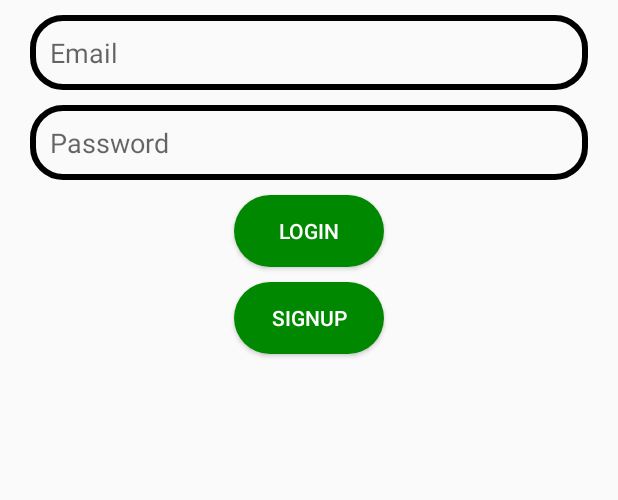
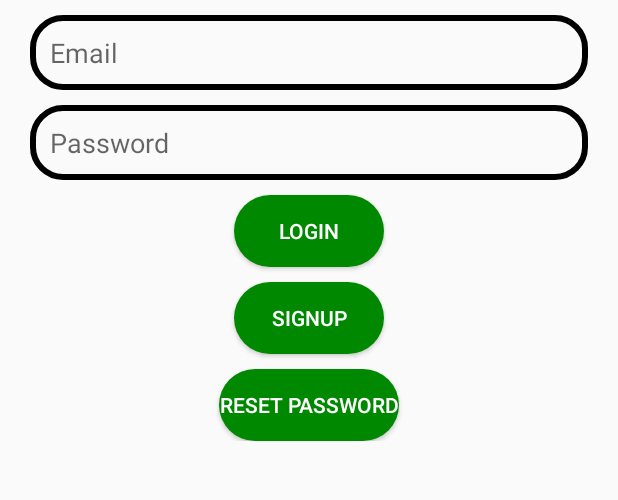
Before and after one commit to ImJaineel/ChatApp, an Android app: the screen it shows after launch (LogIn), on a phone screen of 412 x 824 dp, the part 330-830 px from its top. Run offline under Robolectric (Android 15) with nearby library versions, the phone set to English and light mode, and no system bars; our stand-ins replace Firebase (no records; nobody signed in at launch, a user with empty details on screens opened directly).

Commit message:
Scroll in login n signup solved and reset password added

```diff
--- a/app/src/main/AndroidManifest.xml
+++ b/app/src/main/AndroidManifest.xml
@@ -12,9 +12,11 @@
         <activity
             android:name=".ChatActivity"
             android:exported="false" />
-        <activity android:name=".SignUp" />
+        <activity android:name=".SignUp"
+            android:windowSoftInputMode="adjustResize"/>
         <activity
             android:name=".LogIn"
+            android:windowSoftInputMode="adjustResize"
             android:exported="true">
             <intent-filter>
                 <action android:name="android.intent.action.MAIN" />
--- a/app/src/main/java/com/example/chatapp/LogIn.kt
+++ b/app/src/main/java/com/example/chatapp/LogIn.kt
@@ -16,6 +16,7 @@ class LogIn : AppCompatActivity() {
     private lateinit var edtPassword: EditText
     private lateinit var btnLogIn: Button
     private lateinit var btnSignUp: Button
+    private lateinit var btnResetPassword: Button
 
     private lateinit var mAuth: FirebaseAuth
 
@@ -30,6 +31,24 @@ class LogIn : AppCompatActivity() {
         edtPassword = findViewById(R.id.edt_password)
         btnLogIn = findViewById(R.id.login)
         btnSignUp = findViewById(R.id.signup)
+        btnResetPassword = findViewById(R.id.resetPassword)
+
+        btnResetPassword.setOnClickListener {
+            val email = edtEmail.text.toString()
+
+            if (email == "") {
+                Toast.makeText(this,"Please Enter your email",Toast.LENGTH_SHORT).show()
+            }
+            else {
+                mAuth.sendPasswordResetEmail(email)
+                    .addOnCompleteListener { task ->
+                        if (task.isSuccessful) {
+                            Toast.makeText(this,"Reset Password Email has been sent.",Toast.LENGTH_LONG).show()
+                            edtEmail.setText("")
+                        }
+                    }
+            }
+        }
 
         btnSignUp.setOnClickListener {
             val intent = Intent(this, SignUp::class.java)
@@ -67,5 +86,4 @@ class LogIn : AppCompatActivity() {
                 }
             }
     }
-
 }
--- a/app/src/main/res/layout/activity_log_in.xml
+++ b/app/src/main/res/layout/activity_log_in.xml
@@ -1,9 +1,13 @@
 <?xml version="1.0" encoding="utf-8"?>
-<RelativeLayout xmlns:android="http://schemas.android.com/apk/res/android"
+<ScrollView xmlns:android="http://schemas.android.com/apk/res/android"
     xmlns:app="http://schemas.android.com/apk/res-auto"
     xmlns:tools="http://schemas.android.com/tools"
     android:layout_width="match_parent"
-    android:layout_height="match_parent"
+    android:layout_height="match_parent" >
+
+    <RelativeLayout
+        android:layout_width="match_parent"
+        android:layout_height="wrap_content"
         tools:context=".LogIn">
 
         <ImageView
@@ -58,11 +62,22 @@
             android:layout_width="100dp"
             android:layout_height="wrap_content"
             android:layout_below="@id/login"
+            android:layout_centerHorizontal="true"
+            android:layout_marginTop="10dp"
+            android:background="@drawable/btn_background"
             android:text="Signup"
+            android:textColor="@color/white" />
+
+        <Button
+            android:id="@+id/resetPassword"
+            android:layout_width="wrap_content"
+            android:layout_height="wrap_content"
+            android:layout_below="@id/signup"
+            android:layout_centerHorizontal="true"
+            android:layout_marginTop="10dp"
             android:background="@drawable/btn_background"
-        android:textColor="@color/white"
-        android:layout_centerHorizontal="true"
-        android:layout_marginTop="10dp"/>
-
+            android:text="Reset Password"
+            android:textColor="@color/white" />
 
     </RelativeLayout>
+</ScrollView>
```
Also changed, not shown: app/src/main/res/layout/activity_sign_up.xml (+6 -2 lines). Lines whose indentation alone changed are shown as unchanged.
